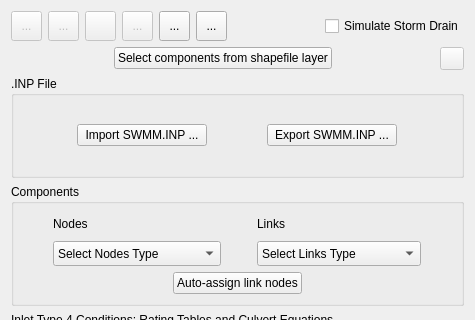
Above: flo2d/ui/storm_drain_editor.ui from FLO-2DSoftware/qgis-flo-2d-plugin before the change; both pictures show x 0 to 475 and y 0 to 320 of the 475 by 644 pixel window. Below: the same form after it.
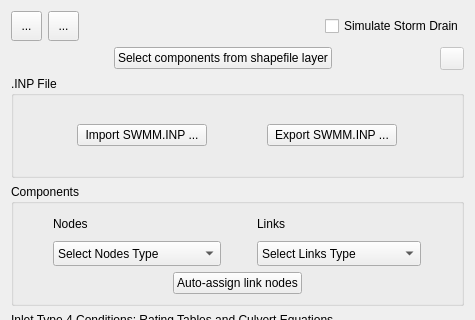
That is the form after the change. Icons and pictures are not drawn.

Commit message: Remove 'create', 'save', 'revert', and 'delete' buttons

What changed in the file:
```diff
--- a/flo2d/ui/storm_drain_editor.ui
+++ b/flo2d/ui/storm_drain_editor.ui
@@ -225,146 +225,6 @@
     <layout class="QHBoxLayout" name="horizontalLayout_5">
      <item>
       <layout class="QHBoxLayout" name="horizontalLayout_4">
-       <item>
-        <widget class="QToolButton" name="create_point_btn">
-         <property name="enabled">
-          <bool>false</bool>
-         </property>
-         <property name="minimumSize">
-          <size>
-           <width>31</width>
-           <height>30</height>
-          </size>
-         </property>
-         <property name="maximumSize">
-          <size>
-           <width>31</width>
-           <height>30</height>
-          </size>
-         </property>
-         <property name="toolTip">
-          <string>Add storm drain ooint</string>
-         </property>
-         <property name="text">
-          <string>...</string>
-         </property>
-         <property name="icon">
-          <iconset>
-           <normaloff>../../../img/mActionCapturePoint.png</normaloff>../../../img/mActionCapturePoint.png</iconset>
-         </property>
-         <property name="iconSize">
-          <size>
-           <width>24</width>
-           <height>24</height>
-          </size>
-         </property>
-        </widget>
-       </item>
-       <item>
-        <widget class="QToolButton" name="save_changes_btn">
-         <property name="enabled">
-          <bool>false</bool>
-         </property>
-         <property name="minimumSize">
-          <size>
-           <width>31</width>
-           <height>30</height>
-          </size>
-         </property>
-         <property name="maximumSize">
-          <size>
-           <width>31</width>
-           <height>30</height>
-          </size>
-         </property>
-         <property name="toolTip">
-          <string>Save current storm drain points</string>
-         </property>
-         <property name="text">
-          <string>...</string>
-         </property>
-         <property name="icon">
-          <iconset>
-           <normaloff>../../../img/mActionSaveAllEdits.svg</normaloff>../../../img/mActionSaveAllEdits.svg</iconset>
-         </property>
-         <property name="iconSize">
-          <size>
-           <width>24</width>
-           <height>24</height>
-          </size>
-         </property>
-        </widget>
-       </item>
-       <item>
-        <widget class="QToolButton" name="revert_changes_btn">
-         <property name="enabled">
-          <bool>false</bool>
-         </property>
-         <property name="minimumSize">
-          <size>
-           <width>31</width>
-           <height>30</height>
-          </size>
-         </property>
-         <property name="maximumSize">
-          <size>
-           <width>31</width>
-           <height>30</height>
-          </size>
-         </property>
-         <property name="toolTip">
-          <string>Revert unsaved changes for current storm drain point</string>
-         </property>
-         <property name="text">
-          <string/>
-         </property>
-         <property name="icon">
-          <iconset>
-           <normaloff>../../../img/mActionUndo.svg</normaloff>../../../img/mActionUndo.svg</iconset>
-         </property>
-         <property name="iconSize">
-          <size>
-           <width>24</width>
-           <height>24</height>
-          </size>
-         </property>
-        </widget>
-       </item>
-       <item>
-        <widget class="QToolButton" name="sd_delete_btn">
-         <property name="enabled">
-          <bool>false</bool>
-         </property>
-         <property name="minimumSize">
-          <size>
-           <width>31</width>
-           <height>30</height>
-          </size>
-         </property>
-         <property name="maximumSize">
-          <size>
-           <width>31</width>
-           <height>30</height>
-          </size>
-         </property>
-         <property name="toolTip">
-          <string>Delete Current storm drain point</string>
-         </property>
-         <property name="text">
-          <string>...</string>
-         </property>
-         <property name="icon">
-          <iconset>
-           <normaloff>../../../img/mActionDeleteSelected.svg</normaloff>../../../img/mActionDeleteSelected.svg</iconset>
-         </property>
-         <property name="iconSize">
-          <size>
-           <width>24</width>
-           <height>24</height>
-          </size>
-         </property>
-        </widget>
-       </item>
        <item>
         <widget class="QToolButton" name="schema_storm_drain_btn">
          <property name="enabled">
```
Left out of the diff: 4 changed lines with no effect on the pictures. The commit also changes 1 other file.
